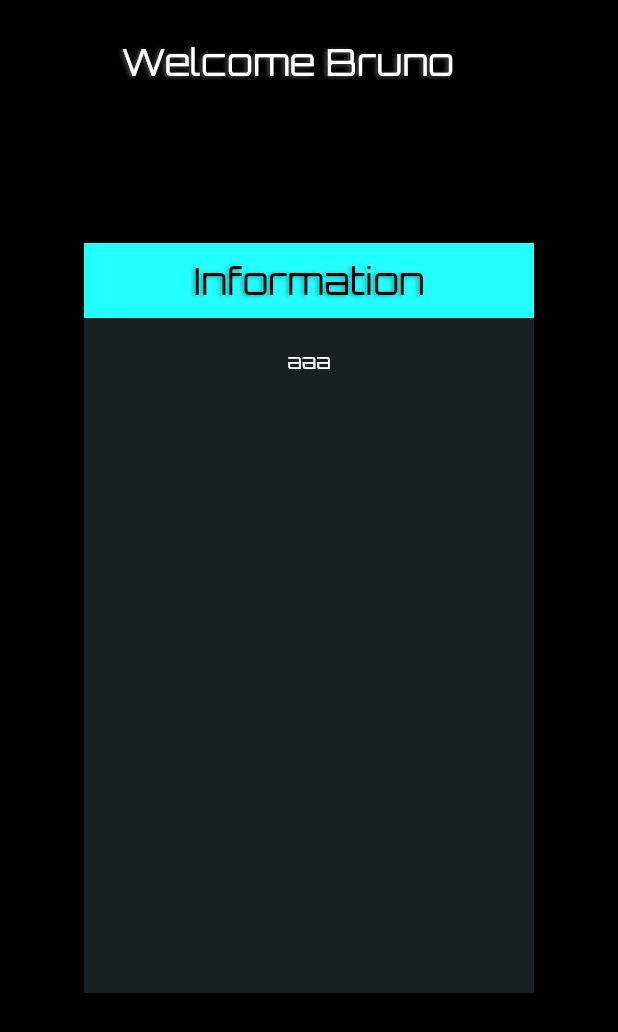
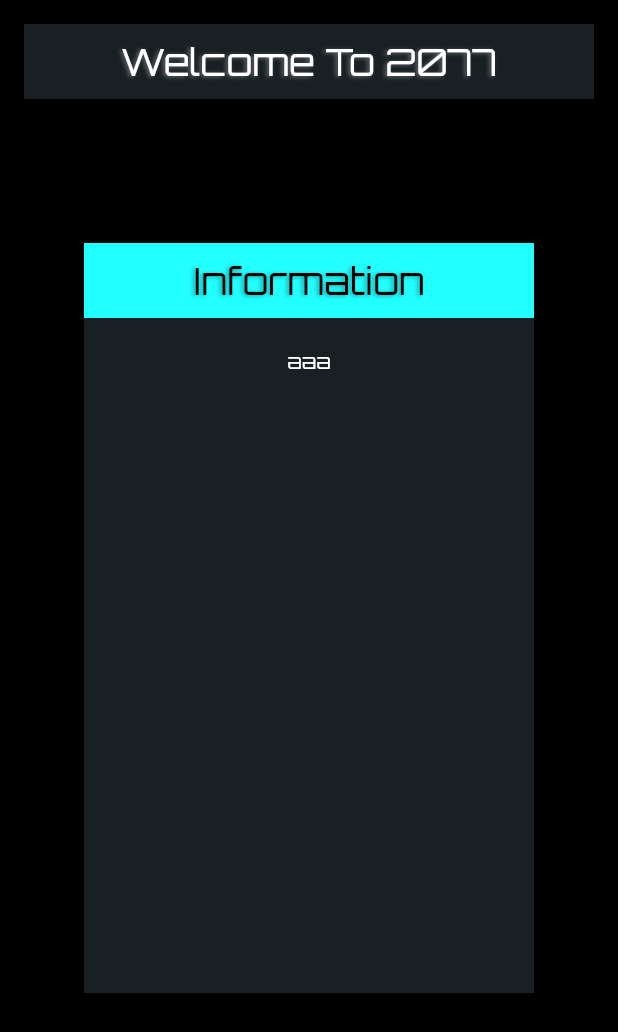
Before and after one commit to BrunoEleodoro/scifi_flutter, a Flutter app: the screen it shows after launch, on a phone screen of 412 x 824 dp. Shown: the top 1032 px of the screen. Run offline on Flutter 3.47's test engine with Material 2 defaults, Android fonts, the phone set to English and light mode, and no system bars; our stand-ins replace animated_text_kit, google_fonts, video_player.

Commit message:
+ ajustes

```diff
--- a/lib/NeonPanel.dart
+++ b/lib/NeonPanel.dart
@@ -42,12 +42,15 @@ class _NeonPanelState extends State<NeonPanel> with TickerProviderStateMixin {
       // print('start2');
       // _animationControllerHeight.forward();
       setState(() {
+        end = true;
         showWidth = true;
       });
-      await Future.delayed(Duration(seconds: 1));
+      await Future.delayed(Duration(milliseconds: 300));
       setState(() {
         showHeight = true;
       });
+      await Future.delayed(Duration(milliseconds: 500));
+      setState(() {});
     });
   }
 
@@ -56,7 +59,6 @@ class _NeonPanelState extends State<NeonPanel> with TickerProviderStateMixin {
 //       });
   @override
   Widget build(BuildContext context) {
-    print(widget.height);
     return AnimatedContainer(
         duration: Duration(milliseconds: 500),
         width: (showWidth) ? widget.width : 0,
@@ -65,7 +67,6 @@ class _NeonPanelState extends State<NeonPanel> with TickerProviderStateMixin {
         decoration: BoxDecoration(
           color: Color(0XFF182024),
         ),
-        onEnd: () => setState(() => end = true),
         curve: Curves.easeIn,
         child: (end)
             ? Column(
--- a/lib/NeonTile.dart
+++ b/lib/NeonTile.dart
@@ -4,7 +4,8 @@ class NeonTile extends StatefulWidget {
   double width;
   Widget child;
   Color backgroundColor;
-  NeonTile({this.width, this.child, this.backgroundColor});
+  NeonTile(
+      {this.width, this.child, this.backgroundColor = const Color(0XFF182024)});
 
   @override
   _NeonTileState createState() => _NeonTileState();
--- a/lib/main.dart
+++ b/lib/main.dart
@@ -33,8 +33,7 @@ class HomePage extends StatefulWidget {
   _HomePageState createState() => _HomePageState();
 }
 
-class _HomePageState extends State<HomePage>
-    with TickerProviderStateMixin  {
+class _HomePageState extends State<HomePage> with TickerProviderStateMixin {
   bool startAnimation = false;
   AnimationController _animationController;
   VideoPlayerController _controller;
@@ -74,25 +73,9 @@ class _HomePageState extends State<HomePage>
               child: NeonTile(
                 width: MediaQuery.of(context).size.width,
                 child: Center(
-                  child: Row(
-                    mainAxisAlignment: MainAxisAlignment.center,
-                    children: [
-                  /*   NeonText(
-                        text: 'Welcome ',
-                        size: 25,
-                        color: Colors.white,
-                      ),
-                      NeonText(
-                        text: 'Bruno',
-                        size: 25,
-                        color: Color(0xFF22ffff),
-                      ),*/
-                      SizedBox(
-                        width: 250.0,
                   child: TyperAnimatedTextKit(
-                          text: [
-                            "Welcome Bruno"
-                          ],
+                      speed: Duration(milliseconds: 80),
+                      text: ["Welcome To 2077"],
                       isRepeatingAnimation: false,
                       textStyle: TextStyle(
                           fontSize: 25,
@@ -105,10 +88,8 @@ class _HomePageState extends State<HomePage>
                             ),
                           ]),
                       textAlign: TextAlign.start,
-                          alignment: AlignmentDirectional.topStart // or Alignment.topLeft
-                        ),
-                      ),
-                    ],
+                      alignment:
+                          AlignmentDirectional.topStart // or Alignment.topLeft
                       ),
                 ),
               ),
```
Also changed, not shown: pubspec.lock. Lines whose indentation alone changed are shown as unchanged.
